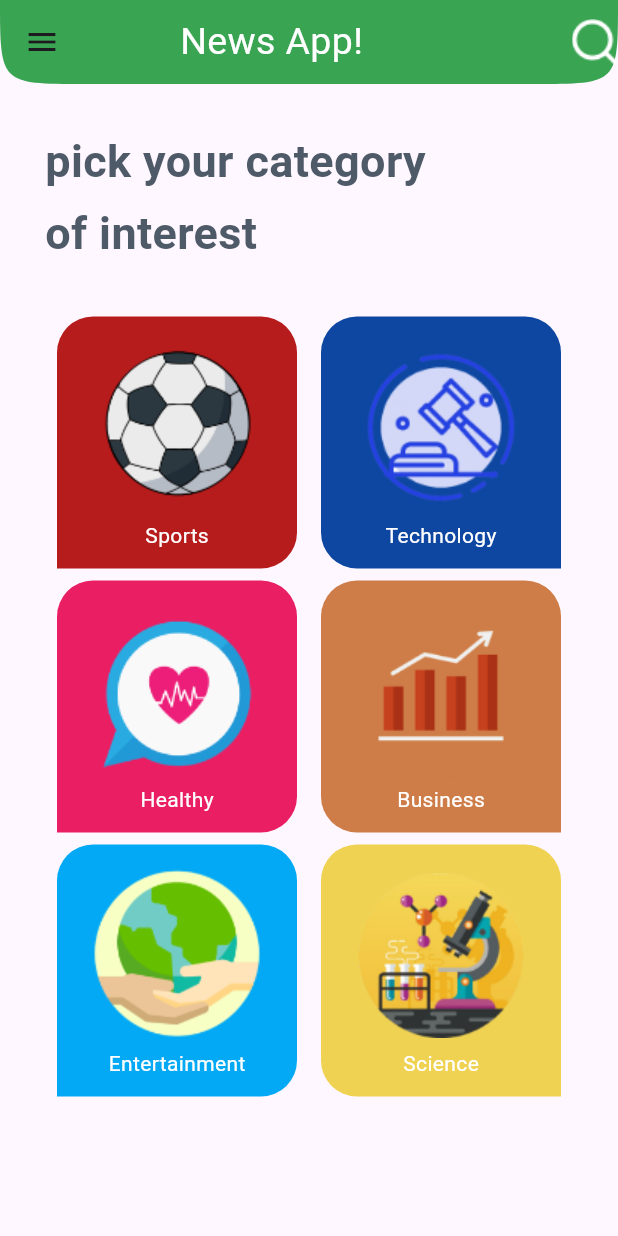
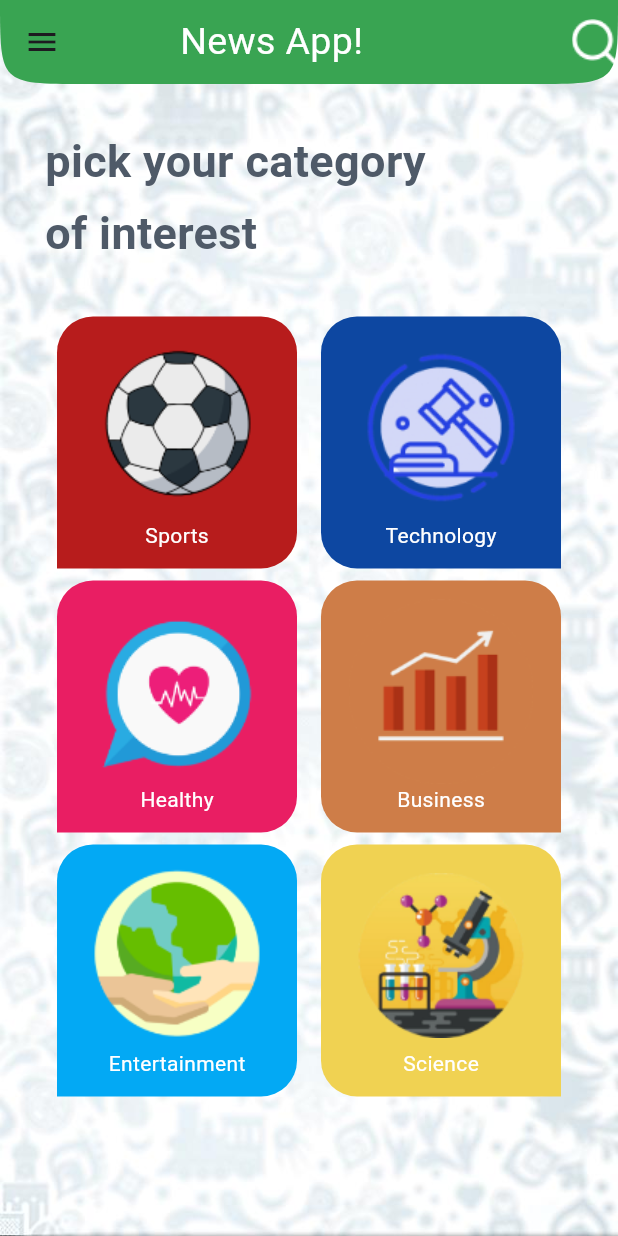
Before and after one commit to Youssefesssam/news, a Flutter app: the screen it shows after launch, on a phone screen of 412 x 824 dp. Run offline on Flutter 3.47's test engine with Material 3 defaults, Android fonts, the phone set to English and light mode, and no system bars; our stand-ins replace cached_network_image; generated files the repository leaves out were written again.

```diff
--- a/lib/main.dart
+++ b/lib/main.dart
@@ -4,6 +4,7 @@ import 'package:news/ui/screens/home.dart';
 import 'package:flutter_localizations/flutter_localizations.dart';
 import 'package:flutter_gen/gen_l10n/app_localizations.dart';
 import 'package:news/ui/screens/settings/settingsTab.dart';
+import 'package:news/ui/screens/splashScreen/splashScreen.dart';
 import 'package:provider/provider.dart';
 void main() {
   runApp( ChangeNotifierProvider(
@@ -33,9 +34,10 @@ class MyApp extends StatelessWidget {
       ],
       locale: Locale(providerLanguage.current),
       routes:({
+        SplashScreen.routeName:(_)=>SplashScreen(),
         HomeScreen.routeName:(_)=>const HomeScreen()
       }),//
-      initialRoute: HomeScreen.routeName,// This trailing comma makes auto-formatting nicer for build methods.
+      initialRoute: SplashScreen.routeName,// This trailing comma makes auto-formatting nicer for build methods.
     );
   }
 }
--- a/lib/ui/screens/home.dart
+++ b/lib/ui/screens/home.dart
@@ -38,6 +38,12 @@ class _HomeScreenState extends State<HomeScreen> {
           return false;
         }
       },
+      child: Container(
+        decoration: BoxDecoration(
+            image: DecorationImage(
+                image: AssetImage("assets/backGround.jpg"),fit: BoxFit.cover
+            )
+        ),
         child: Scaffold(
           appBar: AppBar(
             backgroundColor: const Color(0xff39a452),
@@ -70,7 +76,8 @@ class _HomeScreenState extends State<HomeScreen> {
             ],
           ),
           drawer: buildDrawer(),
-        body: body,
+          body: body,backgroundColor: Colors.transparent,
+        ),
       ),
     );
   }
```
Also changed, not shown: lib/ui/screens/splashScreen/splashScreen.dart (added, +27 -0 lines), assets/backGround.jpg (added), assets/splash.png (added). Lines whose indentation alone changed are shown as unchanged.
